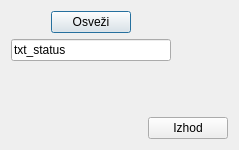
Above: sif_delavniki.ui from bubi-luka/BubiRacun before the change. Below: the same form after it.
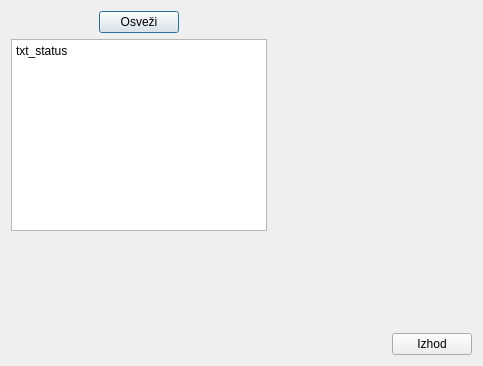
That is the form after the change. Icons and pictures are not drawn.

Commit message:
DOMAČ SEZNAM DELAVNIKA, POSODOBLJEN NAČIN ZAPISA DELAVNIKA
closes #156

```diff
--- a/sif_delavniki.ui
+++ b/sif_delavniki.ui
@@ -9,8 +9,8 @@
    <rect>
     <x>0</x>
     <y>0</y>
-    <width>239</width>
-    <height>150</height>
+    <width>483</width>
+    <height>366</height>
    </rect>
   </property>
   <property name="windowTitle">
@@ -63,8 +63,8 @@
         </layout>
        </item>
        <item>
-        <widget class="QLineEdit" name="txt_status">
-         <property name="text">
+        <widget class="QPlainTextEdit" name="txt_status">
+         <property name="plainText">
           <string>txt_status</string>
          </property>
         </widget>
```
The commit also changes 2 other files.
